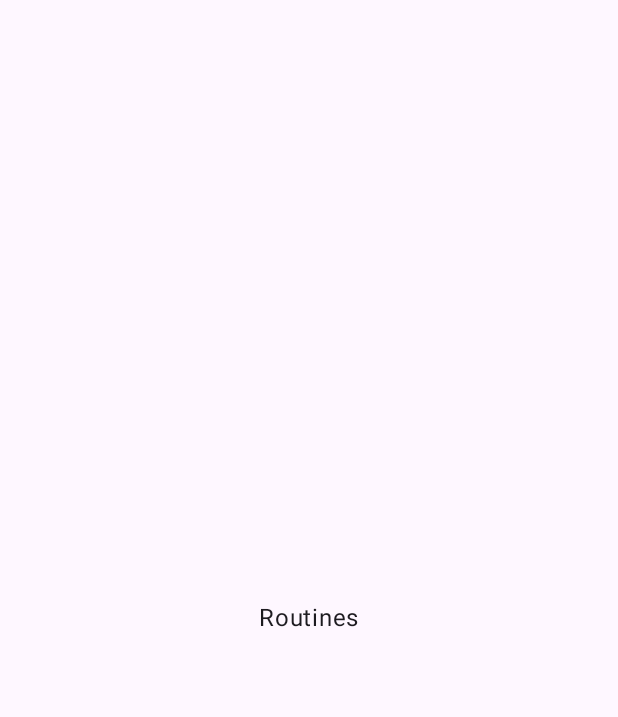
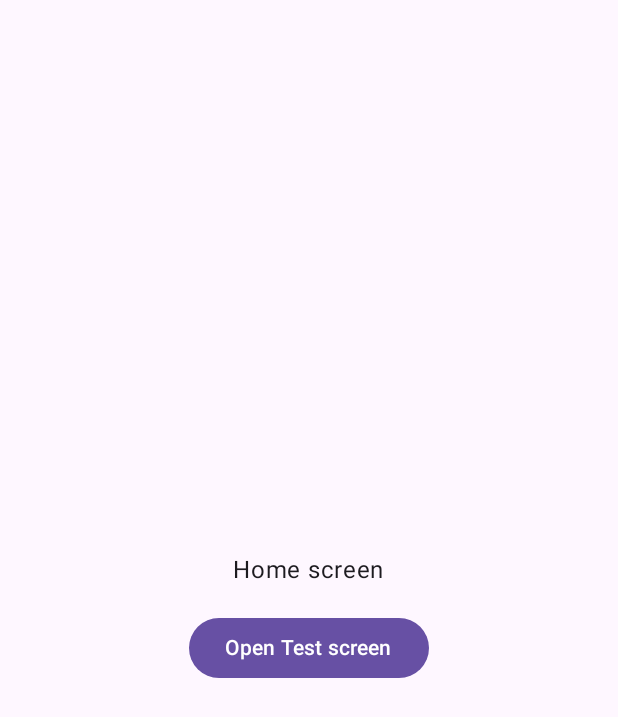
Before and after one commit to sethdegay/Sequence, an Android app built with Jetpack Compose: the screen it shows after launch (MainActivity), on a phone screen of 412 x 824 dp. Before the commit the part shown is almost empty. Shown: the top 717 px of the screen. Run offline under Robolectric (Android 15) with nearby library versions, the phone set to English and light mode, and no system bars; our stand-ins replace Material 3 Expressive styles (plain Material 3 is drawn), Navigation 3.

Commit message:
add navigation dependencies

```diff
--- a/app/src/main/java/dev/sethdegay/routines/MainActivity.kt
+++ b/app/src/main/java/dev/sethdegay/routines/MainActivity.kt
@@ -3,17 +3,9 @@ package dev.sethdegay.routines
 import android.os.Bundle
 import androidx.activity.ComponentActivity
 import androidx.activity.compose.setContent
-import androidx.compose.foundation.layout.Arrangement
-import androidx.compose.foundation.layout.Column
-import androidx.compose.foundation.layout.fillMaxSize
-import androidx.compose.foundation.layout.padding
 import androidx.compose.material3.ExperimentalMaterial3ExpressiveApi
 import androidx.compose.material3.MaterialExpressiveTheme
-import androidx.compose.material3.Scaffold
-import androidx.compose.material3.Text
-import androidx.compose.ui.Alignment
-import androidx.compose.ui.Modifier
-import androidx.compose.ui.res.stringResource
+import dev.sethdegay.routines.core.navigation.RoutinesNavDisplay
 
 @OptIn(ExperimentalMaterial3ExpressiveApi::class)
 class MainActivity : ComponentActivity() {
@@ -23,17 +15,7 @@ class MainActivity : ComponentActivity() {
 
         setContent {
             MaterialExpressiveTheme {
-                Scaffold {
-                    Column(
-                        modifier = Modifier
-                            .padding(it)
-                            .fillMaxSize(),
-                        horizontalAlignment = Alignment.CenterHorizontally,
-                        verticalArrangement = Arrangement.Center,
-                    ) {
-                        Text(stringResource(R.string.app_name))
-                    }
-                }
+                RoutinesNavDisplay()
             }
         }
     }
--- /dev/null
+++ b/app/src/main/java/dev/sethdegay/routines/core/navigation/RoutinesNavDisplay.kt
@@ -0,0 +1,69 @@
+package dev.sethdegay.routines.core.navigation
+
+import androidx.compose.foundation.layout.Arrangement
+import androidx.compose.foundation.layout.Column
+import androidx.compose.foundation.layout.Spacer
+import androidx.compose.foundation.layout.fillMaxSize
+import androidx.compose.foundation.layout.padding
+import androidx.compose.foundation.layout.size
+import androidx.compose.material3.Button
+import androidx.compose.material3.Scaffold
+import androidx.compose.material3.Text
+import androidx.compose.runtime.Composable
+import androidx.compose.ui.Alignment
+import androidx.compose.ui.Modifier
+import androidx.compose.ui.unit.dp
+import androidx.navigation3.runtime.NavEntry
+import androidx.navigation3.runtime.NavKey
+import androidx.navigation3.runtime.rememberNavBackStack
+import androidx.navigation3.ui.NavDisplay
+
+@Composable
+fun RoutinesNavDisplay(
+    modifier: Modifier = Modifier,
+    startDestination: NavKey = HomeRoute,
+) {
+    val backStack = rememberNavBackStack(startDestination)
+    NavDisplay(
+        modifier = modifier,
+        backStack = backStack,
+    ) { key ->
+        when (key) {
+            is HomeRoute -> NavEntry(key) {
+                TestScreen(
+                    message = "Home screen",
+                    additionalContent = {
+                        Button(onClick = { backStack.add(TestRoute("Test screen")) }) {
+                            Text("Open Test screen")
+                        }
+                    }
+                )
+            }
+
+            is TestRoute -> NavEntry(key) {
+                TestScreen(key.message)
+            }
+
+            else -> {
+                error("Unknown key: $key")
+            }
+        }
+    }
+}
+
+@Composable
+private fun TestScreen(message: String, additionalContent: (@Composable () -> Unit)? = null) {
+    Scaffold {
+        Column(
+            modifier = Modifier
+                .padding(it)
+                .fillMaxSize(),
+            horizontalAlignment = Alignment.CenterHorizontally,
+            verticalArrangement = Arrangement.Center,
+        ) {
+            Text(message)
+            Spacer(modifier = Modifier.size(16.dp))
+            additionalContent?.invoke()
+        }
+    }
+}
--- /dev/null
+++ b/app/src/main/java/dev/sethdegay/routines/core/navigation/RoutinesNavigation.kt
@@ -0,0 +1,10 @@
+package dev.sethdegay.routines.core.navigation
+
+import androidx.navigation3.runtime.NavKey
+import kotlinx.serialization.Serializable
+
+@Serializable
+data object HomeRoute : NavKey
+
+@Serializable
+data class TestRoute(val message: String) : NavKey
```
Also changed, not shown: app/build.gradle.kts (+8 -0 lines), gradle/libs.versions.toml (+9 -0 lines).
